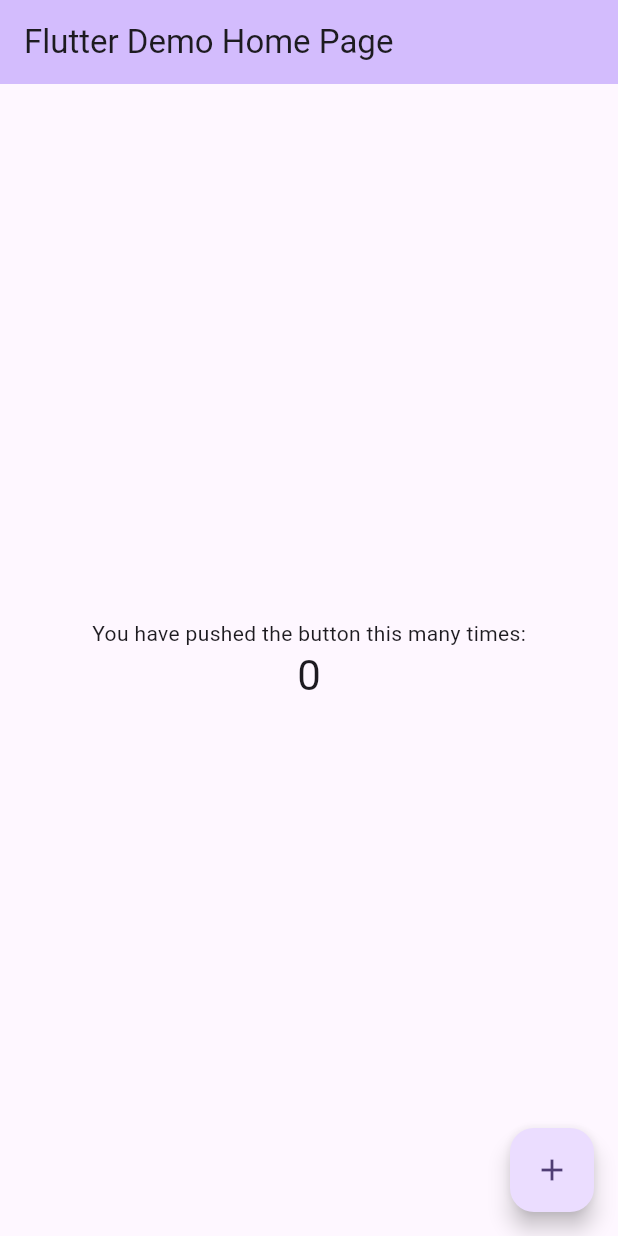
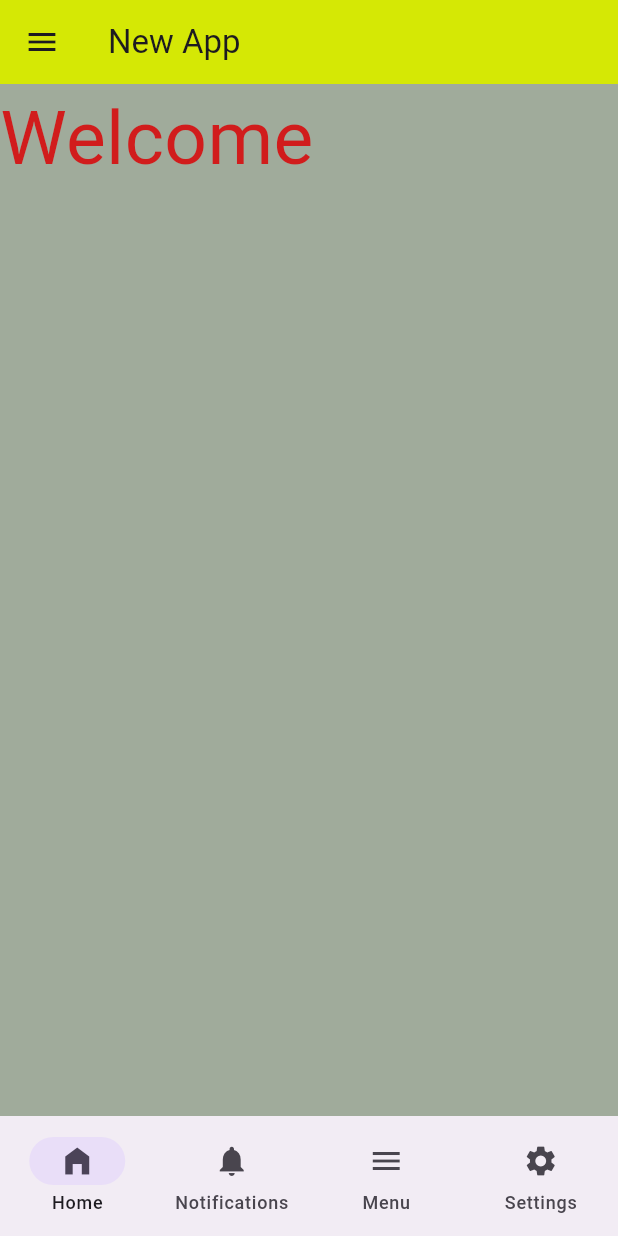
Before and after one commit to park1610/flutter, a Flutter app: the screen it shows after launch, on a phone screen of 412 x 824 dp. Run offline on Flutter 3.47's test engine with Material 3 defaults, Android fonts, the phone set to English and light mode, and no system bars.

Commit message:
fixed app feature

```diff
--- /dev/null
+++ b/devtools_options.yaml
@@ -0,0 +1,3 @@
+description: This file stores settings for Dart & Flutter DevTools.
+documentation: https://docs.flutter.dev/tools/devtools/extensions#configure-extension-enablement-states
+extensions:
--- a/lib/main.dart
+++ b/lib/main.dart
@@ -1,4 +1,6 @@
 import 'package:flutter/material.dart';
+import 'package:pargavan/navigate.dart';
+import 'package:pargavan/newapp.dart';
 
 void main() {
   runApp(const MyApp());
@@ -7,93 +9,15 @@ void main() {
 class MyApp extends StatelessWidget {
   const MyApp({super.key});
 
-  // This widget is the root of your application.
   @override
   Widget build(BuildContext context) {
     return MaterialApp(
       title: 'pargavan1',
       theme: ThemeData(
-
         colorScheme: ColorScheme.fromSeed(seedColor: Colors.deepPurple),
         useMaterial3: true,
       ),
-      home: const MyHomePage(title: 'Flutter Demo Home Page'),
+      home: MyHomePage(),
     );
   }
 }
-
-class MyHomePage extends StatefulWidget {
-  const MyHomePage({super.key, required this.title});
-
-
-  final String title;
-
-  @override
-  State<MyHomePage> createState() => _MyHomePageState();
-}
-
-class _MyHomePageState extends State<MyHomePage> {
-  int _counter = 0;
-
-  void _incrementCounter() {
-    setState(() {
-
-      _counter++;
-    });
-  }
-
-  @override
-  Widget build(BuildContext context) {
-    // This method is rerun every time setState is called, for instance as done
-    // by the _incrementCounter method above.
-    //
-    // The Flutter framework has been optimized to make rerunning build methods
-    // fast, so that you can just rebuild anything that needs updating rather
-    // than having to individually change instances of widgets.
-    return Scaffold(
-      appBar: AppBar(
-        // TRY THIS: Try changing the color here to a specific color (to
-        // Colors.amber, perhaps?) and trigger a hot reload to see the AppBar
-        // change color while the other colors stay the same.
-        backgroundColor: Theme.of(context).colorScheme.inversePrimary,
-        // Here we take the value from the MyHomePage object that was created by
-        // the App.build method, and use it to set our appbar title.
-        title: Text(widget.title),
-      ),
-      body: Center(
-        // Center is a layout widget. It takes a single child and positions it
-        // in the middle of the parent.
-        child: Column(
-          // Column is also a layout widget. It takes a list of children and
-          // arranges them vertically. By default, it sizes itself to fit its
-          // children horizontally, and tries to be as tall as its parent.
-          //
-          // Column has various properties to control how it sizes itself and
-          // how it positions its children. Here we use mainAxisAlignment to
-          // center the children vertically; the main axis here is the vertical
-          // axis because Columns are vertical (the cross axis would be
-          // horizontal).
-          //
-          // TRY THIS: Invoke "debug painting" (choose the "Toggle Debug Paint"
-          // action in the IDE, or press "p" in the console), to see the
-          // wireframe for each widget.
-          mainAxisAlignment: MainAxisAlignment.center,
-          children: <Widget>[
-            const Text(
-              'You have pushed the button this many times:',
-            ),
-            Text(
-              '$_counter',
-              style: Theme.of(context).textTheme.headlineMedium,
-            ),
-          ],
-        ),
-      ),
-      floatingActionButton: FloatingActionButton(
-        onPressed: _incrementCounter,
-        tooltip: 'Increment',
-        child: const Icon(Icons.add),
-      ), // This trailing comma makes auto-formatting nicer for build methods.
-    );
-  }
-}
--- /dev/null
+++ b/lib/navigate.dart
@@ -0,0 +1,76 @@
+import 'package:flutter/material.dart';
+import 'package:pargavan/newapp.dart';
+import 'package:pargavan/notification.dart';
+
+
+
+class MyHomePage extends StatefulWidget {
+  const MyHomePage({super.key});
+
+  @override
+  State<MyHomePage> createState() => _MyHomePageState();
+}
+
+class _MyHomePageState extends State<MyHomePage> {
+  int _currentPageIndex =0
+  ;
+
+    void _onDestinationSelected(int index) {
+      if(index==10){
+
+      }
+    setState(() {
+      _currentPageIndex = index;
+    });
+  }
+
+
+  @override
+  Widget build(BuildContext context) {
+    return Scaffold(
+      body: Container(
+        child: _currentPageIndex==1? const Notification1():barathi()
+      ),
+      bottomNavigationBar: NavigationBar(
+        selectedIndex: _currentPageIndex,
+        onDestinationSelected: _onDestinationSelected,
+        destinations: const [
+          NavigationDestination(
+            icon: Icon(Icons.home),
+            selectedIcon: Icon(Icons.home_filled),
+            label: 'Home',
+          ),
+          NavigationDestination(
+            icon: Icon(Icons.notifications),
+            selectedIcon: Icon(Icons.notifications_active),
+            label: 'Notifications',
+
+          ),
+          NavigationDestination(
+            icon: Icon(Icons.menu),
+            selectedIcon: Icon(Icons.menu_open),
+            label: 'Menu',
+          ),
+          NavigationDestination(
+            icon: Icon(Icons.settings),
+            selectedIcon: Icon(Icons.settings),
+            label: 'Settings',
+          ),
+        ],
+      ),
+    );
+  }
+}
+
+class NavigationBarApp extends StatelessWidget {
+  const NavigationBarApp({super.key});
+
+  @override
+  Widget build(BuildContext context) {
+
+    throw UnimplementedError();
+  }
+
+
+
+}
--- /dev/null
+++ b/lib/newapp.dart
@@ -0,0 +1,39 @@
+import 'package:flutter/material.dart';
+
+
+class barathi
+ extends StatelessWidget {
+  const barathi
+  ({super.key});
+
+
+
+  @override
+  Widget build(BuildContext context) {
+
+    return  Scaffold(
+        backgroundColor: const Color.fromARGB(255, 160, 171, 155),
+        appBar: AppBar(
+          leading: const Icon(Icons.menu),
+          backgroundColor: const Color.fromARGB(255, 213, 232, 5),
+          title: const Text(
+            "New App",
+            textAlign: TextAlign.start,
+          ),
+        ), // AppBar
+        body: const Column(
+
+
+              children: [
+                Text(
+                 "Welcome",
+                  style: TextStyle(color: Color.fromARGB(255, 209, 28, 28), fontSize: 50 ),
+                  selectionColor: Color.fromARGB(0, 23, 23, 186),
+                ),
+              ],
+            ),
+
+        ); // Container
+
+  }
+}
--- a/pubspec.yaml
+++ b/pubspec.yaml
@@ -35,6 +35,8 @@ dependencies:
   # The following adds the Cupertino Icons font to your application.
   # Use with the CupertinoIcons class for iOS style icons.
   cupertino_icons: ^1.0.2
+  english_words: ^4.0.0
+  provider: ^6.1.2
 
 dev_dependencies:
   flutter_test:
```
Also changed, not shown: analysis_options.yaml (+8 -0 lines), lib/notification.dart (added, +42 -0 lines), pubspec.lock.
